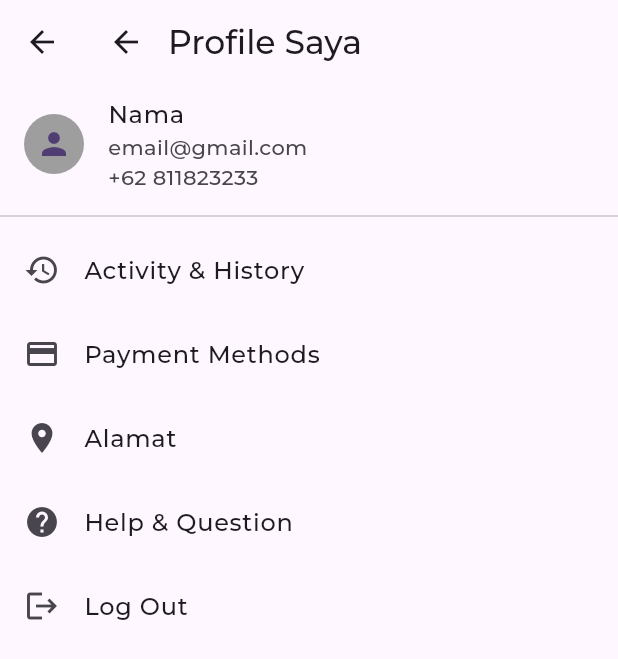
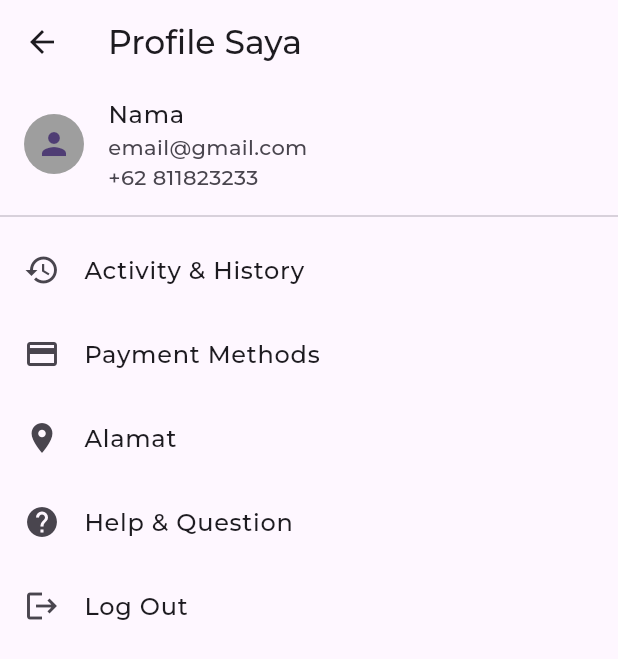
Before and after one commit to ToxicAura60/mogokya, a Flutter app: the ProfilePage screen opened directly, on a phone screen of 412 x 824 dp. Shown: the top 659 px of the screen. Run offline on Flutter 3.47's test engine with Material 3 defaults, Android fonts, the phone set to English and light mode, and no system bars; our stand-ins replace country_picker, equatable, flutter_bloc, flutter_snake_navigationbar, pinput; missing offline and left inert: flag; network calls fail; project files that could hold a hidden picture were left out.

Commit message:
first commit

```diff
--- a/lib/profile/view/profile_view.dart
+++ b/lib/profile/view/profile_view.dart
@@ -9,10 +9,6 @@ class ProfilePage extends StatelessWidget {
       appBar: AppBar(
         title: Row(
           children: [
-            Icon(Icons.arrow_back),
-            SizedBox(
-              width: 16,
-            ),
             Text('Profile Saya'),
           ],
         ),
```
Also changed, not shown: lib/dashboard/view/dashboard_view.dart (+22 -3 lines).
